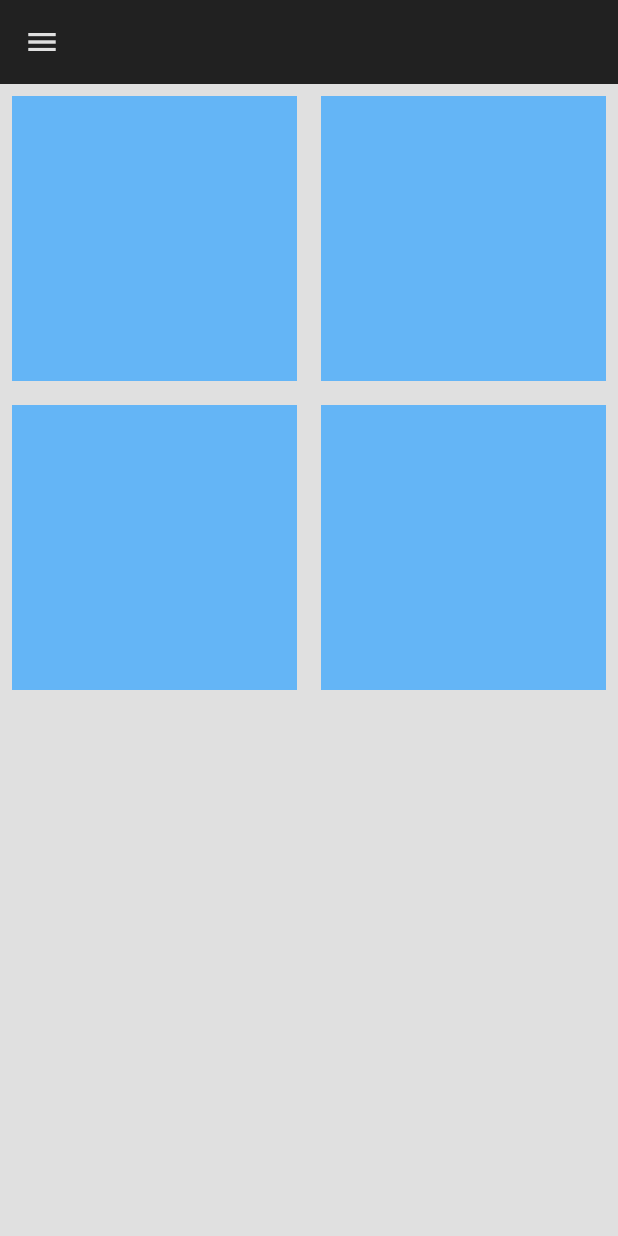
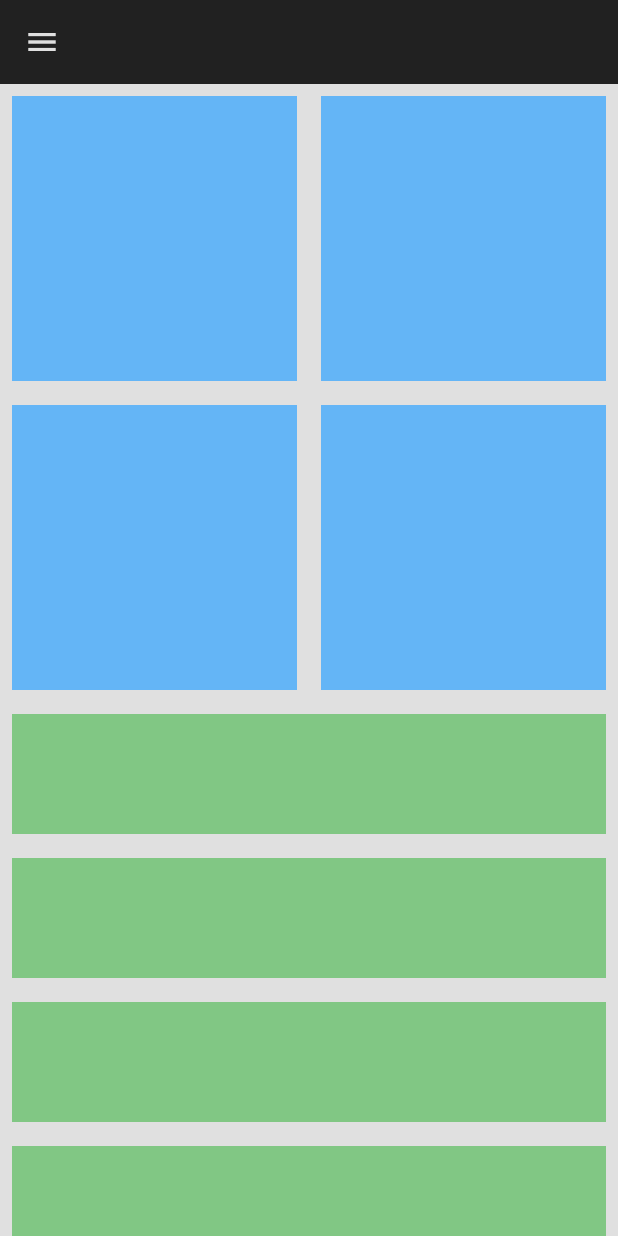
Before and after one commit to WieRuindl/flutter_responsive_design_app, a Flutter app: the screen it shows after launch, on a phone screen of 412 x 824 dp. Run offline on Flutter 3.47's test engine with Material 3 defaults, Android fonts, the light colour scheme and no system bars.

Commit message:
updated mobile layout

```diff
--- /dev/null
+++ b/lib/components/my_tile.dart
@@ -0,0 +1,16 @@
+import 'package:flutter/material.dart';
+
+class MyTile extends StatelessWidget {
+  const MyTile({super.key});
+
+  @override
+  Widget build(BuildContext context) {
+    return Padding(
+      padding: const EdgeInsets.all(8.0),
+      child: Container(
+        color: Colors.green[300],
+        height: 80,
+      ),
+    );
+  }
+}
--- a/lib/responsive/layouts/mobile_layout.dart
+++ b/lib/responsive/layouts/mobile_layout.dart
@@ -1,7 +1,7 @@
-import 'package:flutter/cupertino.dart';
 import 'package:flutter/material.dart';
 import 'package:flutter_responsive_design_app/components/my_box.dart';
 import 'package:flutter_responsive_design_app/components/my_drawer.dart';
+import 'package:flutter_responsive_design_app/components/my_tile.dart';
 
 class MobileLayout extends StatelessWidget {
   const MobileLayout({super.key});
@@ -27,7 +27,13 @@ class MobileLayout extends StatelessWidget {
                 itemBuilder: (context, index) => const MyBox(),
               ),
             ),
-          )
+          ),
+          Expanded(
+            child: ListView.builder(
+              itemCount: 6,
+              itemBuilder: (context, index) => const MyTile(),
+            ),
+          ),
         ],
       ),
     );
```
